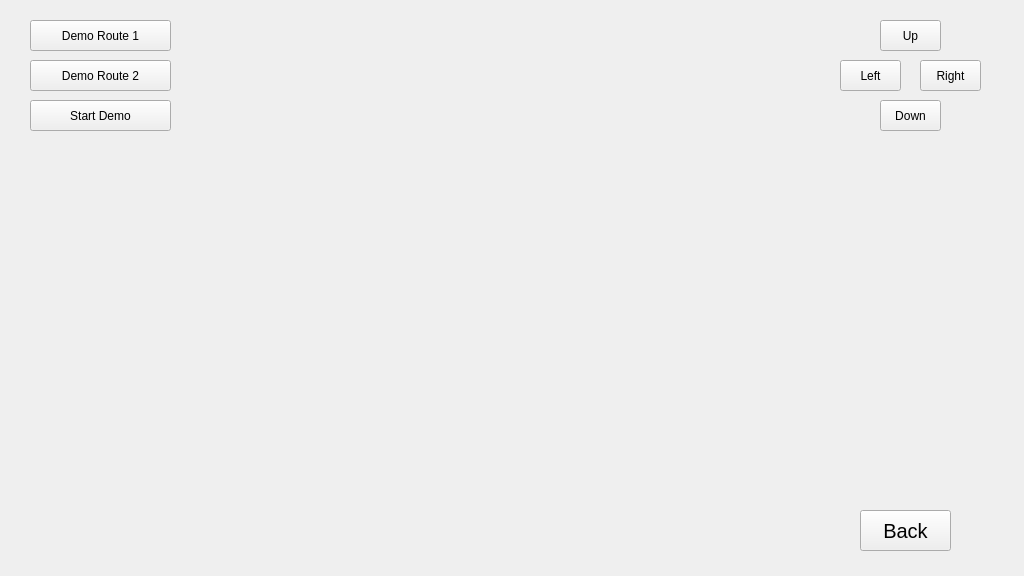
The window that src/hmi/map.ui (Kayjinke/SmartNav) describes before a commit, drawn with Qt 5.
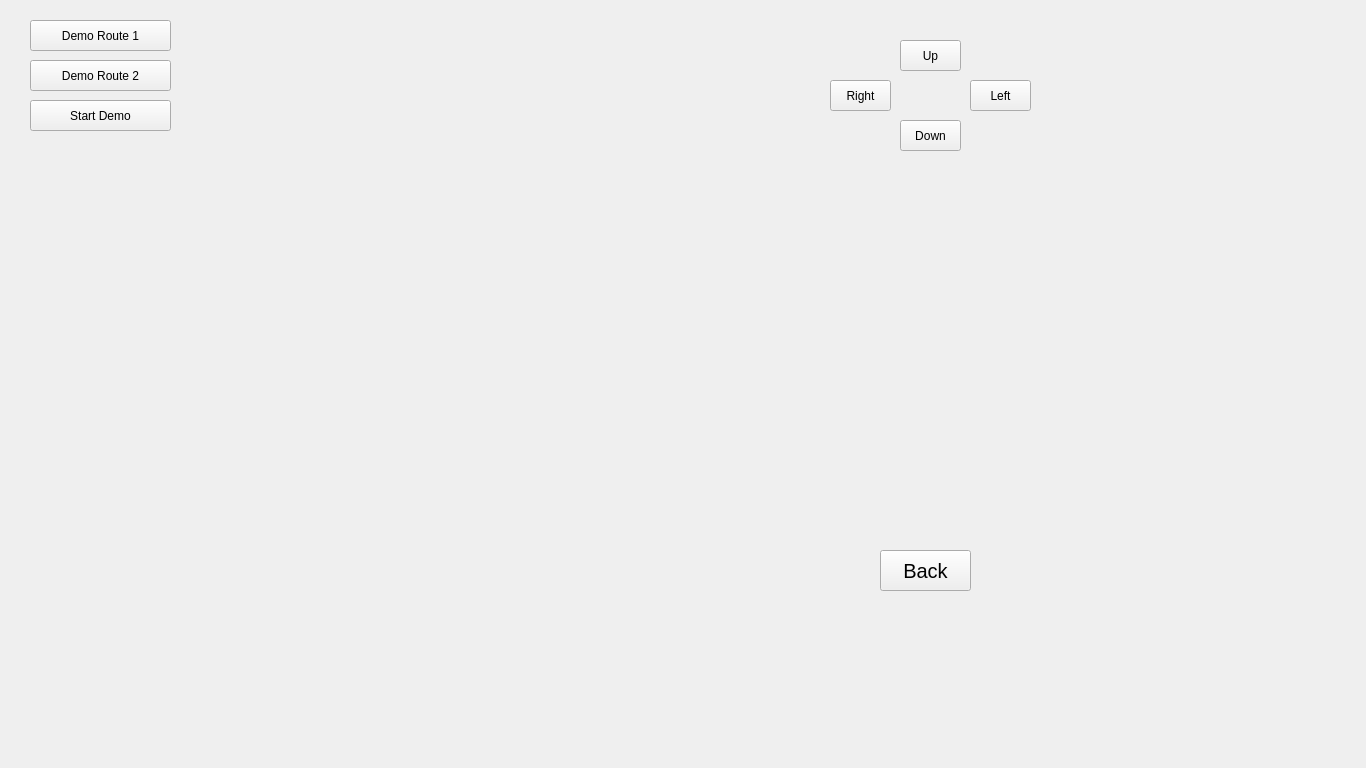
The same window after the commit.

What changed in the file:
```diff
--- a/src/hmi/map.ui
+++ b/src/hmi/map.ui
@@ -6,8 +6,8 @@
    <rect>
     <x>0</x>
     <y>0</y>
-    <width>1024</width>
-    <height>576</height>
+    <width>1366</width>
+    <height>768</height>
    </rect>
   </property>
   <property name="windowTitle">
@@ -29,8 +29,8 @@
   <widget class="QPushButton" name="btn_mapback">
    <property name="geometry">
     <rect>
-     <x>860</x>
-     <y>510</y>
+     <x>880</x>
+     <y>550</y>
      <width>91</width>
      <height>41</height>
     </rect>
@@ -47,8 +47,8 @@
   <widget class="QPushButton" name="btn_Up">
    <property name="geometry">
     <rect>
-     <x>880</x>
-     <y>20</y>
+     <x>900</x>
+     <y>40</y>
      <width>61</width>
      <height>31</height>
     </rect>
@@ -60,8 +60,8 @@
   <widget class="QPushButton" name="btn_Left">
    <property name="geometry">
     <rect>
-     <x>840</x>
-     <y>60</y>
+     <x>970</x>
+     <y>80</y>
      <width>61</width>
      <height>31</height>
     </rect>
@@ -73,8 +73,8 @@
   <widget class="QPushButton" name="btn_Right">
    <property name="geometry">
     <rect>
-     <x>920</x>
-     <y>60</y>
+     <x>830</x>
+     <y>80</y>
      <width>61</width>
      <height>31</height>
     </rect>
@@ -86,8 +86,8 @@
   <widget class="QPushButton" name="btn_Down">
    <property name="geometry">
     <rect>
-     <x>880</x>
-     <y>100</y>
+     <x>900</x>
+     <y>120</y>
      <width>61</width>
      <height>31</height>
     </rect>
```
